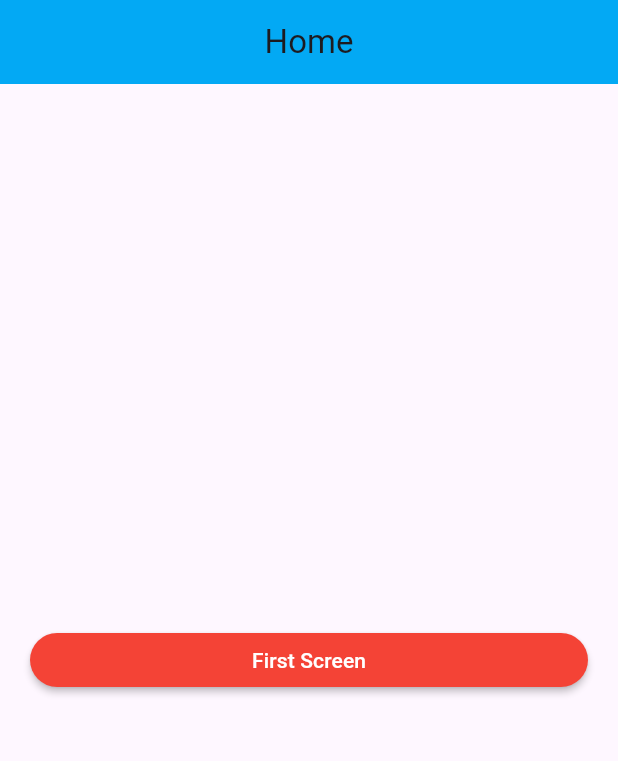
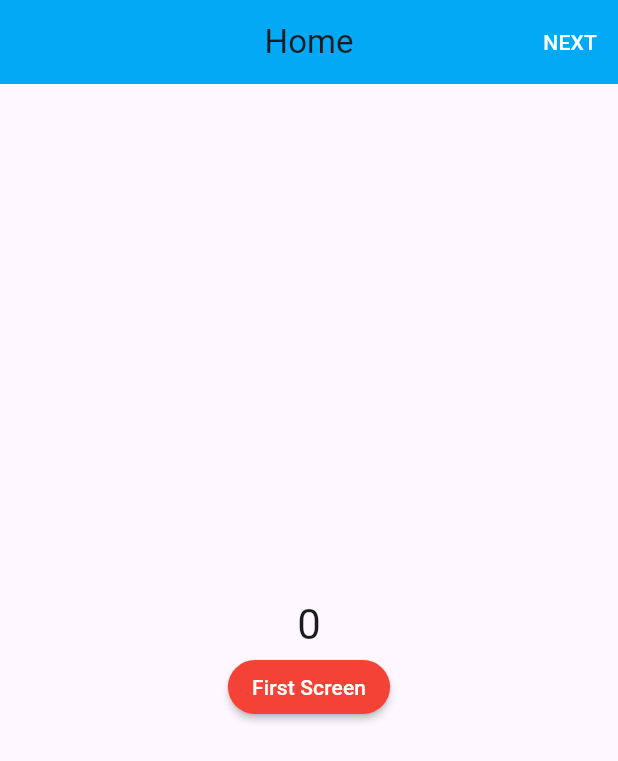
Before and after one commit to DenisSantos35/GetX, a Flutter app: the screen it shows after launch, on a phone screen of 412 x 824 dp. Shown: the top 761 px of the screen. Run offline on Flutter 3.47's test engine with Material 3 defaults, Android fonts, the phone set to English and light mode, and no system bars; our stand-ins replace get.

```diff
--- /dev/null
+++ b/lib/controller/home_controller.dart
@@ -0,0 +1,14 @@
+
+import 'package:get/get.dart';
+
+class HomeController extends GetxController{
+  String name = "John";
+  //int index = 0;
+  RxInt index = 0.obs;
+
+  void increaseIndex(){
+    index.value++;
+    //update();
+    /// set state, o update faz o trabalho de atualzar o estado do index
+  }
+}
--- a/lib/home_screen.dart
+++ /dev/null
@@ -1,41 +0,0 @@
-import 'package:flutter/material.dart';
-import 'package:get/get.dart';
-import 'package:get/get_core/src/get_main.dart';
-import 'package:getx/first_screen.dart';
-
-class HomeScreen extends StatelessWidget {
-  const HomeScreen({Key? key}) : super(key: key);
-
-  @override
-  Widget build(BuildContext context) {
-    return Scaffold(
-      appBar: AppBar(
-
-
-        title: const Text("Home"),
-        centerTitle: true,
-      ),
-      body: Column(
-        crossAxisAlignment: CrossAxisAlignment.stretch,
-        mainAxisAlignment: MainAxisAlignment.center,
-        children: [
-          Padding(
-            padding: const EdgeInsets.symmetric(horizontal: 20.0),
-            child: MaterialButton(
-              textColor: Colors.white,
-              shape: RoundedRectangleBorder(borderRadius: BorderRadius.circular(25.0),),
-              color: Colors.red,
-              onPressed: () {
-                //Navigator.push(context, MaterialPageRoute(builder: (context) => const FirstScreen()));
-                //Get.to(const FirstScreen(), transition: Transition.downToUp, );
-                Get.toNamed("/firstPage");
-
-              },
-              child: const Text("First Screen"),
-            ),
-          )
-        ],
-      ),
-    );
-  }
-}
--- a/lib/main.dart
+++ b/lib/main.dart
@@ -1,9 +1,7 @@
 import 'package:flutter/material.dart';
 import 'package:get/get.dart';
-import 'package:getx/first_screen.dart';
-import 'package:getx/home_screen.dart';
-import 'package:getx/pages/HomePage.dart';
-import 'package:getx/second_screen.dart';
+import 'package:getx/view/screens/first_screen.dart';
+import 'package:getx/view/screens/home_screen.dart';
 
 
 void main() {
@@ -17,11 +15,11 @@ class MyApp extends StatelessWidget {
   @override
   Widget build(BuildContext context) {
     return GetMaterialApp(
-
+      initialRoute: "/",
       getPages: [
         GetPage(name: "/", page: ()=> HomeScreen(), transition: Transition.leftToRight),
-        GetPage(name: "/firstPage", page: ()=> FirstScreen(), transition: Transition.zoom),
-        GetPage(name: "/secondPage", page: ()=> SecondScreen(), transition: Transition.native),
+        //GetPage(name: "/firstscreen", page: ()=> FirstScreen(), transition: Transition.circularReveal, transitionDuration: Durations.short4);
+
       ],
       title: 'Estudo getX',
       theme: ThemeData(
@@ -31,7 +29,7 @@ class MyApp extends StatelessWidget {
         ),
         useMaterial3: true,
       ),
-      initialRoute: "/",
+
       home: const HomeScreen(),
     );
   }
--- /dev/null
+++ b/lib/view/screens/home_screen.dart
@@ -0,0 +1,105 @@
+import 'package:flutter/material.dart';
+import 'package:get/get.dart';
+import 'package:get/get_core/src/get_main.dart';
+import 'package:getx/controller/home_controller.dart';
+import 'package:getx/view/screens/first_screen.dart';
+
+class HomeScreen extends StatelessWidget {
+  const HomeScreen({Key? key}) : super(key: key);
+
+  /*
+  Obx like Getx => Like streaming
+  listened to state from time to time
+
+  GetBuilder
+  if you want to use this only one time to rebuild the state
+   or rebuild the widget
+   */
+
+  @override
+  Widget build(BuildContext context) {
+    ///usando obx fazemos a instancia desta maneira
+    HomeController controller = Get.put(HomeController());
+    return Scaffold(
+      appBar: AppBar(
+        title: const Text("Home"),
+        centerTitle: true,
+        actions: [
+          TextButton(
+              onPressed: () {
+                Get.to(const FirstScreen());
+              },
+              child: const Text(
+                'NEXT',
+                style: TextStyle(color: Colors.white),
+              )),
+        ],
+      ),
+      body: Column(
+        crossAxisAlignment: CrossAxisAlignment.stretch,
+        mainAxisAlignment: MainAxisAlignment.center,
+        children: [
+          /// cria um getbuilder e injeta dentro dele a classse controler
+          /// inicializa recebendo todos os parametros da homecontroller
+          //GetBuilder<HomeController>( ou
+          // GetX<HomeController>(
+          //     init: HomeController(),
+          //     builder: (controller) {
+          //       return Column(children: [
+          //         Text(
+          //           controller.index.value.toString(),
+          //           style: Theme.of(context).textTheme.headlineMedium,
+          //           textAlign: TextAlign.center,
+          //         ),
+          //         Padding(
+          //           padding: const EdgeInsets.symmetric(horizontal: 20.0),
+          //           child: MaterialButton(
+          //             textColor: Colors.white,
+          //             shape: RoundedRectangleBorder(
+          //               borderRadius: BorderRadius.circular(25.0),
+          //             ),
+          //             color: Colors.red,
+          //             onPressed: () {
+          //               controller.increaseIndex();
+          //               //Navigator.push(context, MaterialPageRoute(builder: (context) => const FirstScreen()));
+          //               //Get.to(const FirstScreen(), transition: Transition.downToUp, );
+          //               //Get.toNamed("/firstPage");
+          //             },
+          //             child: const Text("First Screen"),
+          //           ),
+          //         )
+          //       ]);
+          //     }),
+          Obx(
+            () => Column(
+              children: [
+                Text(
+                  controller.index.value.toString(),
+                  style: Theme.of(context).textTheme.headlineMedium,
+                  textAlign: TextAlign.center,
+                ),
+                Padding(
+                  padding: const EdgeInsets.symmetric(horizontal: 20.0),
+                  child: MaterialButton(
+                    textColor: Colors.white,
+                    shape: RoundedRectangleBorder(
+                      borderRadius: BorderRadius.circular(25.0),
+                    ),
+                    color: Colors.red,
+                    onPressed: () {
+                      controller.increaseIndex();
+                      //Navigator.push(context, MaterialPageRoute(builder: (context) => const FirstScreen()));
+                      //Get.to(const FirstScreen(), transition: Transition.downToUp, );
+                      //Get.toNamed("/firstPage");
+                    },
+                    child: const Text("First Screen"),
+                  ),
+                )
+              ],
+            ),
+          ),
+        ],
+      ),
+    );
+  }
+}
```
Also changed, not shown: lib/first_screen.dart (deleted, +0 -36 lines), lib/second_screen.dart (deleted, +0 -50 lines), lib/view/screens/first_screen.dart (added, +57 -0 lines).
